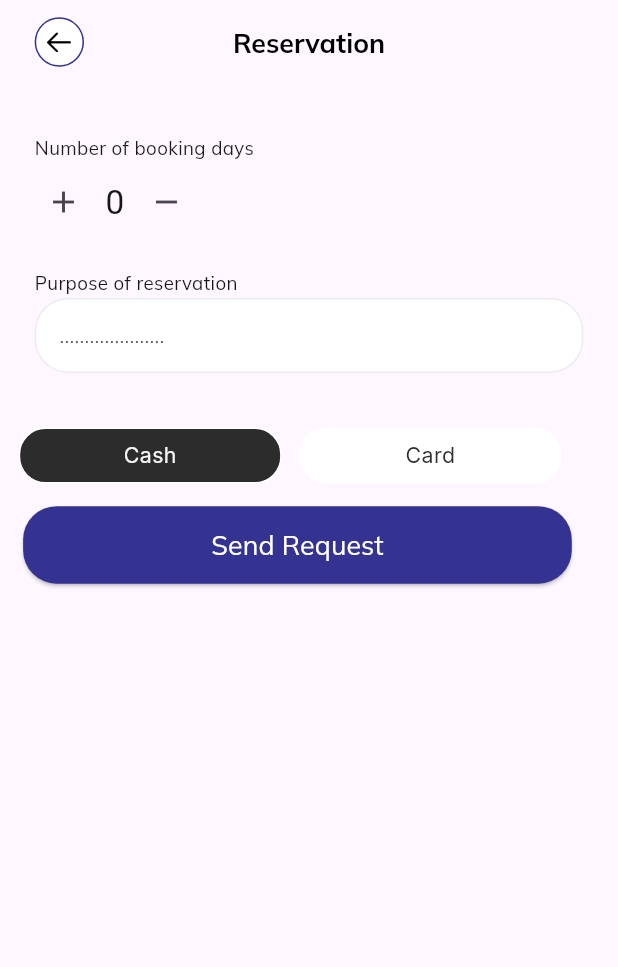
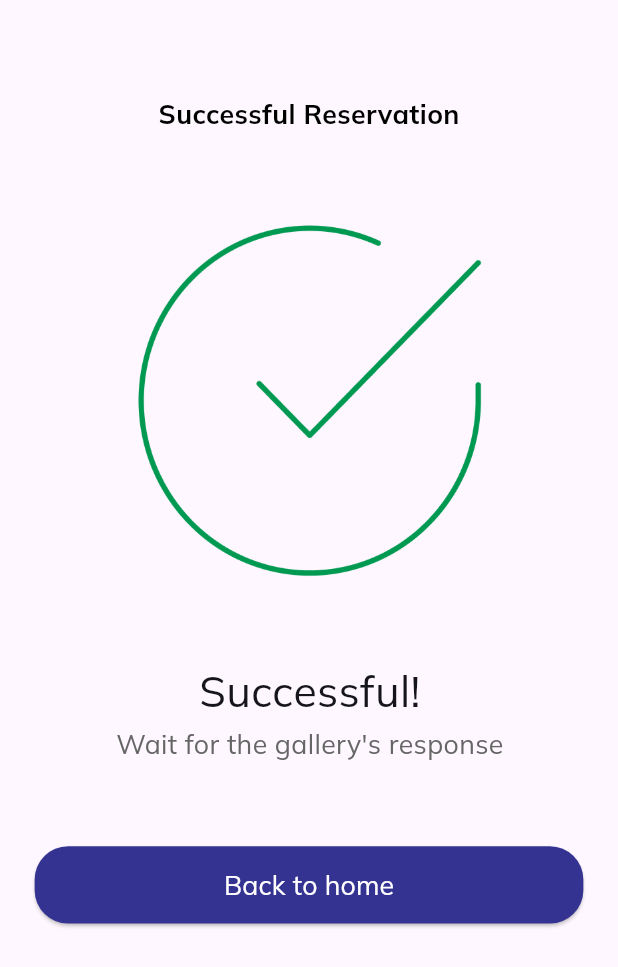
Before and after one commit to abdhuseen/ride_hub, a Flutter app: the screen it shows after launch, on a phone screen of 412 x 824 dp. Shown: the top 967 px of the screen. Run offline on Flutter 3.47's test engine with Material 3 defaults, Android fonts, the phone set to English and light mode, and no system bars; our stand-ins replace flutter_screenutil, google_fonts; Roboto replaces fonts that are missing (Mako).

Commit message:
add successful reservation screen and home button

```diff
--- a/lib/l10n/app_ar.arb
+++ b/lib/l10n/app_ar.arb
@@ -68,7 +68,9 @@
   "female": "أنثى",
   "create_account":"إنشاء حساب",
   "email": "البريد الإلكتروني",
-  "card_holder_name":"اسم صاحب البطاقة"
+  "card_holder_name":"اسم صاحب البطاقة",
+  "successful_reservation": "تم الحجز بنجاح"
+
 
 
 }
--- a/lib/l10n/app_en.arb
+++ b/lib/l10n/app_en.arb
@@ -68,6 +68,6 @@
   "female":"Female",
   "create_account":"Create account",
   "email":"Email",
-  "card_holder_name":"card holder name "
-
+  "card_holder_name":"card holder name ",
+  "successful_reservation":"Successful Reservation"
 }
--- a/lib/l10n/app_localizations.dart
+++ b/lib/l10n/app_localizations.dart
@@ -517,6 +517,12 @@ abstract class AppLocalizations {
   /// In en, this message translates to:
   /// **'card holder name '**
   String get card_holder_name;
+
+  /// No description provided for @successful_reservation.
+  ///
+  /// In en, this message translates to:
+  /// **'Successful Reservation'**
+  String get successful_reservation;
 }
 
 class _AppLocalizationsDelegate
--- a/lib/l10n/app_localizations_ar.dart
+++ b/lib/l10n/app_localizations_ar.dart
@@ -218,4 +218,7 @@ class AppLocalizationsAr extends AppLocalizations {
 
   @override
   String get card_holder_name => 'اسم صاحب البطاقة';
+
+  @override
+  String get successful_reservation => 'تم الحجز بنجاح';
 }
--- a/lib/l10n/app_localizations_en.dart
+++ b/lib/l10n/app_localizations_en.dart
@@ -220,4 +220,7 @@ class AppLocalizationsEn extends AppLocalizations {
 
   @override
   String get card_holder_name => 'card holder name ';
+
+  @override
+  String get successful_reservation => 'Successful Reservation';
 }
--- a/lib/main.dart
+++ b/lib/main.dart
@@ -10,6 +10,7 @@ import 'package:ride_hub/controller/selection_controller.dart';
 import 'package:ride_hub/view/screens/login_screen.dart';
 import 'package:ride_hub/view/screens/reservation_screen.dart';
 import 'package:ride_hub/view/screens/sign_up_screen.dart';
+import 'package:ride_hub/view/screens/successful_reservation_screen.dart';
 
 import 'controller/payment_method_switch_button_controller.dart';
 import 'l10n/app_localizations.dart';
@@ -58,7 +59,7 @@ class MyApp extends StatelessWidget {
 
         );
       },
-      child:ReservationScreen(),
+      child:SuccessfulReservationScreen(),
     );
   }
 }
--- /dev/null
+++ b/lib/view/screens/successful_reservation_screen.dart
@@ -0,0 +1,96 @@
+import 'package:flutter/cupertino.dart';
+import 'package:flutter/material.dart';
+import 'package:flutter_screenutil/flutter_screenutil.dart';
+import 'package:google_fonts/google_fonts.dart';
+import 'package:ride_hub/constants/app_constants.dart';
+import 'package:ride_hub/constants/app_lang.dart';
+import 'package:ride_hub/view/app_widgets/buttons/home_button.dart';
+import 'package:ride_hub/view/app_widgets/buttons/primary_button.dart';
+import 'package:ride_hub/view/screens/selection_screen.dart';
+
+class SuccessfulReservationScreen extends StatelessWidget {
+  const SuccessfulReservationScreen({super.key});
+
+  @override
+  Widget build(BuildContext context) {
+    return Scaffold(
+      body:SafeArea(child:SingleChildScrollView(
+        child:Column(
+
+          children: [
+            //SuccessfulReservation title
+            Padding(padding:EdgeInsets.only(left:24.w,right:24.w,top:75.h),child: Center(
+              child:Text(AppLang.getLang(context: context).successful_reservation,
+                style:GoogleFonts.mulish(
+                    fontWeight:FontWeight.w700,
+                    fontSize:AppConstants.size5.sp,
+                    height:1,
+                    color:AppConstants.primaryTextColor2
+                ),
+              ),
+            ),),
+            //successful image
+            Padding(padding:EdgeInsets.only(left:63.w,right:62.w,top:50.h),
+              child:SizedBox(
+                width:303.w,
+                height:310.h,
+                child:Image.asset("assets/images/successful_payment_image.png"),
+
+              ),
+
+            ),
+            //hint message
+            Padding(padding:EdgeInsets.only(left:25.w,right:24.w,top:46.h),
+                    child:Column(
+                      children: [
+                        //title of the message
+                        Text(AppLang.getLang(context: context).successful,
+                             style:GoogleFonts.mulish(
+                                 fontWeight:FontWeight.w400,
+                                 fontSize:AppConstants.size2.sp,
+                                 height:1,
+                                 color:AppConstants.secondaryTextColor1
+                             ),
+
+                        ),
+                        Padding(padding:EdgeInsets.only(top:14.h),
+                               child:Text(AppLang.getLang(context: context).wait_for_the_galleries_response,
+                                 style:GoogleFonts.mulish(
+                                     fontWeight:FontWeight.w400,
+                                     fontSize:AppConstants.size5.sp,
+                                     height:1,
+                                     color:AppConstants.secondaryTextColor8
+                                 ),
+
+                               ),
+                        )
+
+
+                      ],
+                    ),
+
+
+            ),
+            //back to home button
+        Padding(padding:EdgeInsets.only(left:24.w,right:24.w,top:67.h),
+               child:PrimaryButton(text:AppLang.getLang(context: context).back_to_home, onClick:(){
+
+                 Navigator.pushReplacement(context,MaterialPageRoute(builder:(context) =>SelectionScreen(),));
+
+               }),
+
+
+        )
+
+
+
+          ],
+        ),
+
+      )),
+
+
+
+    );
+  }
+}
--- a/pubspec.yaml
+++ b/pubspec.yaml
@@ -36,7 +36,6 @@ dependencies:
   cupertino_icons: ^1.0.8
   http: ^1.4.0
   provider: ^6.1.5
-  secure_shared_preferences: ^0.0.4
   flutter_screenutil: ^5.9.3
   flutter_localizations:
     sdk: flutter
```
Also changed, not shown: lib/view/app_widgets/buttons/home_button.dart (added, +39 -0 lines), pubspec.lock.
